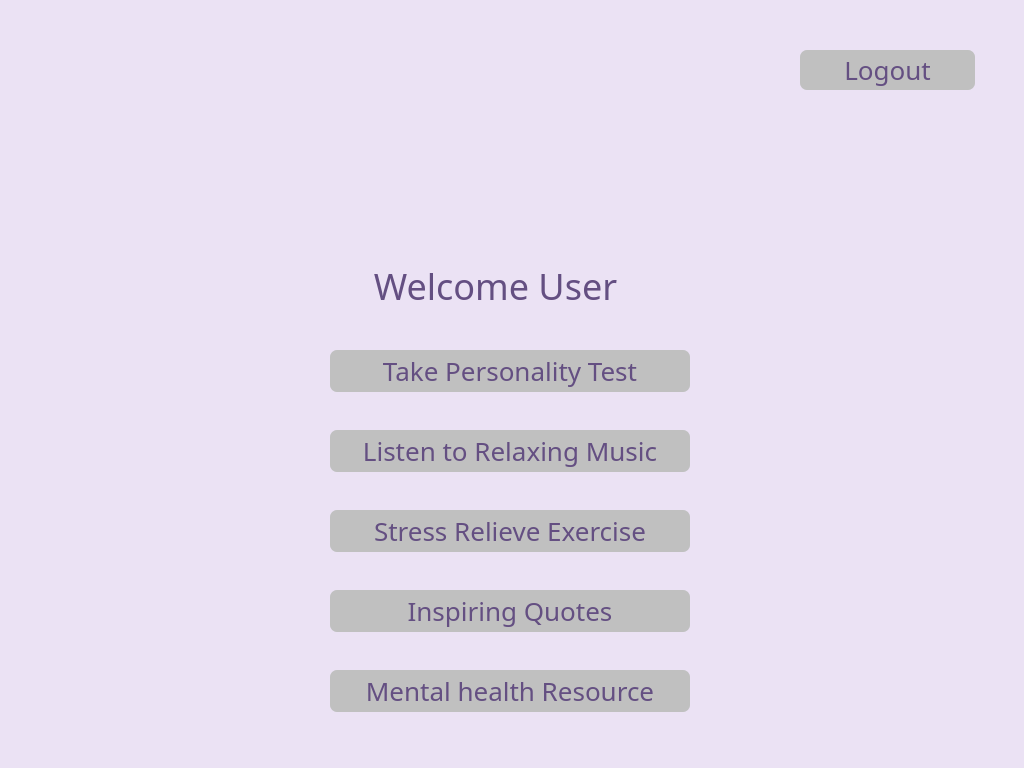
Old version of the form static/home.ui in the repository lakshmivishal9496/Soft-Health.
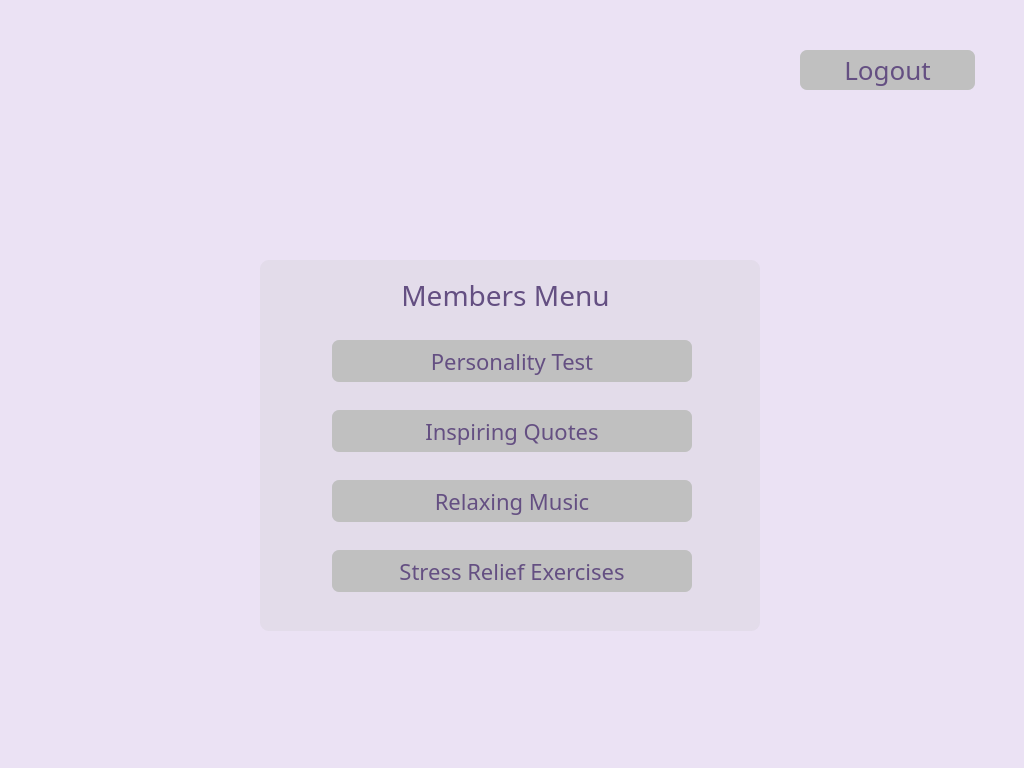
New version of the form. Icons and pictures are not drawn.

```diff
--- a/static/home.ui
+++ b/static/home.ui
@@ -20,8 +20,8 @@
   <widget class="QPushButton" name="b5">
    <property name="geometry">
     <rect>
-     <x>330</x>
-     <y>350</y>
+     <x>332</x>
+     <y>340</y>
      <width>360</width>
      <height>42</height>
     </rect>
@@ -38,7 +38,7 @@
     <string notr="true">QPushButton#b5{
 background-color:rgb(192, 192, 192);
 color: rgb(100, 79, 130);
-font-size: 26px;
+font-size: 22px;
 border-radius : 7px;
 font-family:Sura;
 font-weight:400;
@@ -49,14 +49,14 @@
 }</string>
    </property>
    <property name="text">
-    <string>Take Personality Test</string>
+    <string>Personality Test</string>
    </property>
   </widget>
   <widget class="QPushButton" name="b6">
    <property name="geometry">
     <rect>
-     <x>330</x>
-     <y>430</y>
+     <x>332</x>
+     <y>480</y>
      <width>360</width>
      <height>42</height>
     </rect>
@@ -73,7 +73,7 @@
     <string notr="true">QPushButton#b6{
 background-color:rgb(192, 192, 192);
 color: rgb(100, 79, 130);
-font-size: 26px;
+font-size: 22px;
 border-radius : 7px;
 font-family:Sura;
 font-weight:400;
@@ -84,14 +84,14 @@
 }</string>
    </property>
    <property name="text">
-    <string>Listen to Relaxing Music</string>
+    <string>Relaxing Music</string>
    </property>
   </widget>
   <widget class="QPushButton" name="b7">
    <property name="geometry">
     <rect>
-     <x>330</x>
-     <y>510</y>
+     <x>332</x>
+     <y>550</y>
      <width>360</width>
      <height>42</height>
     </rect>
@@ -108,7 +108,7 @@
     <string notr="true">QPushButton#b7{
 background-color:rgb(192, 192, 192);
 color: rgb(100, 79, 130);
-font-size: 26px;
+font-size: 22px;
 border-radius : 7px;
 font-family:Sura;
 font-weight:400;
@@ -119,14 +119,14 @@
 }</string>
    </property>
    <property name="text">
-    <string>Stress Relieve Exercise</string>
+    <string>Stress Relief Exercises</string>
    </property>
   </widget>
   <widget class="QPushButton" name="b8">
    <property name="geometry">
     <rect>
-     <x>330</x>
-     <y>590</y>
+     <x>332</x>
+     <y>410</y>
      <width>360</width>
      <height>42</height>
     </rect>
@@ -143,7 +143,7 @@
     <string notr="true">QPushButton#b8{
 background-color:rgb(192, 192, 192);
 color: rgb(100, 79, 130);
-font-size: 26px;
+font-size: 22px;
 border-radius : 7px;
 font-family:Sura;
 font-weight:400;
@@ -157,41 +157,6 @@
     <string>Inspiring Quotes</string>
    </property>
   </widget>
-  <widget class="QPushButton" name="b9">
-   <property name="geometry">
-    <rect>
-     <x>330</x>
-     <y>670</y>
-     <width>360</width>
-     <height>42</height>
-    </rect>
-   </property>
-   <property name="font">
-    <font>
-     <family>Sura</family>
-     <pointsize>1</pointsize>
-     <weight>50</weight>
-     <bold>false</bold>
-    </font>
-   </property>
-   <property name="styleSheet">
-    <string notr="true">QPushButton#b9{
-background-color:rgb(192, 192, 192);
-color: rgb(100, 79, 130);
-font-size: 26px;
-border-radius : 7px;
-font-family:Sura;
-font-weight:400;
-
-}
-QPushButton#b9: pressed {
-background-color: rgb(117, 71, 255);
-}</string>
-   </property>
-   <property name="text">
-    <string>Mental health Resource</string>
-   </property>
-  </widget>
   <widget class="QPushButton" name="b5_2">
    <property name="geometry">
     <rect>
@@ -230,7 +195,7 @@
   <widget class="QLabel" name="label">
    <property name="geometry">
     <rect>
-     <x>400</x>
+     <x>416</x>
      <y>50</y>
      <width>191</width>
      <height>181</height>
@@ -249,27 +214,52 @@
   <widget class="QLabel" name="label_2">
    <property name="geometry">
     <rect>
-     <x>360</x>
-     <y>250</y>
+     <x>370</x>
+     <y>260</y>
      <width>271</width>
      <height>71</height>
     </rect>
    </property>
    <property name="styleSheet">
     <string notr="true">color: rgb(100, 79, 130);
-font-size: 36px;
+font-size: 28px;
 border-radius : 7px;
 font-family:Sura;
 font-weight:400;
-line-height:1.2px;</string>
+line-height:1.2px;
+background-color: rgba(191, 191, 191, 0)</string>
    </property>
    <property name="text">
-    <string>Welcome User</string>
+    <string>Members Menu</string>
    </property>
    <property name="alignment">
     <set>Qt::AlignCenter</set>
    </property>
   </widget>
+  <widget class="QGroupBox" name="groupBox">
+   <property name="geometry">
+    <rect>
+     <x>260</x>
+     <y>260</y>
+     <width>500</width>
+     <height>371</height>
+    </rect>
+   </property>
+   <property name="styleSheet">
+    <string notr="true">background-color:rgba(192, 192, 192, 50);</string>
+   </property>
+   <property name="title">
+    <string/>
+   </property>
+  </widget>
+  <zorder>groupBox</zorder>
+  <zorder>b5</zorder>
+  <zorder>b6</zorder>
+  <zorder>b7</zorder>
+  <zorder>b8</zorder>
+  <zorder>b5_2</zorder>
+  <zorder>label</zorder>
+  <zorder>label_2</zorder>
  </widget>
  <resources/>
  <connections/>
```
